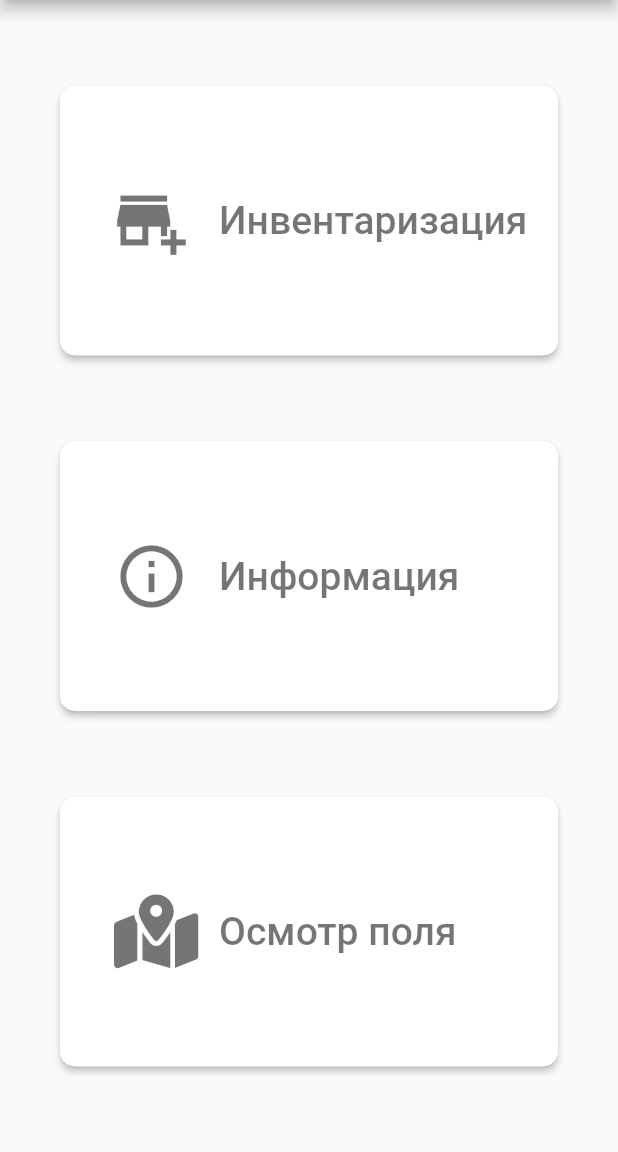
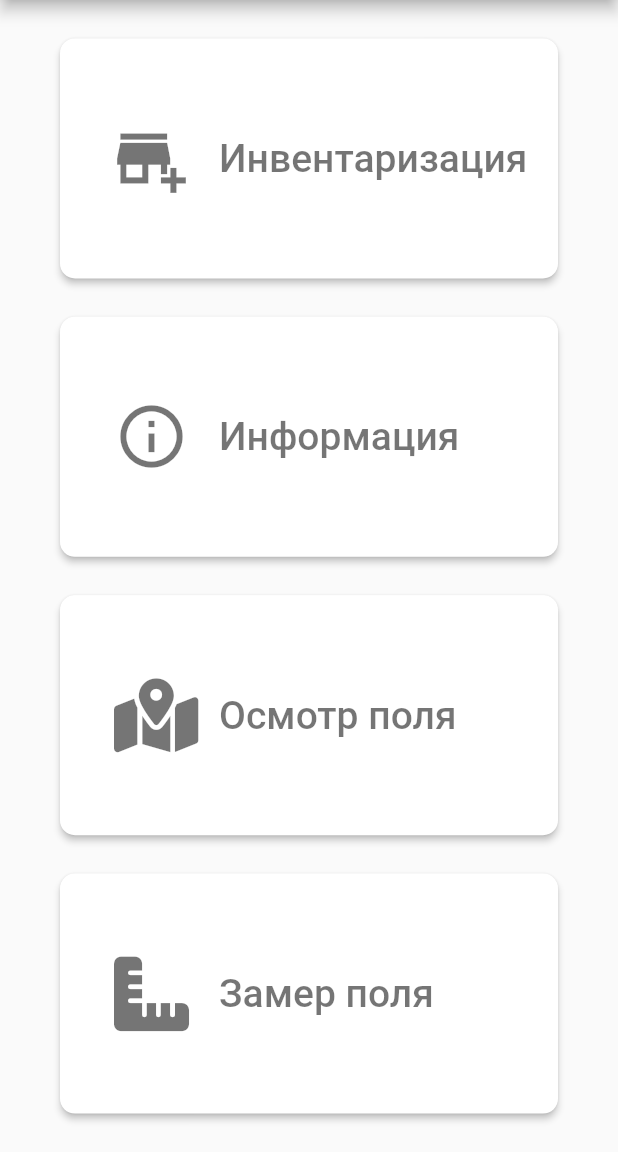
Before and after one commit to Consolushka/robopole_mob, a Flutter app: the FunctionalPage screen opened directly, on a phone screen of 412 x 824 dp, the part 84-1236 px from its top. Run offline on Flutter 3.47's test engine with Material 2 defaults, Android fonts, the phone set to English and light mode, and no system bars; our stand-ins replace audioplayers, camera, flutter_local_notifications, flutter_secure_storage, flutter_spinkit, font_awesome_flutter and 5 more; missing offline and left inert: flutter_sound, video_thumbnail, workmanager; accounts and stored records are empty.

Commit message:
added links to new page and changed name of pages

```diff
--- a/lib/pages/functionalSelection.dart
+++ b/lib/pages/functionalSelection.dart
@@ -1,5 +1,5 @@
 import 'package:flutter/material.dart';
-import 'package:robopole_mob/pages/fieldInspection.dart';
+import 'package:robopole_mob/pages/InspectionField.dart';
 import 'package:robopole_mob/pages/fields.dart';
 import 'package:robopole_mob/pages/inventory.dart';
 import 'package:flutter_secure_storage/flutter_secure_storage.dart';
@@ -55,7 +55,7 @@ class _FunctionalPageState extends State<FunctionalPage> {
                         shape: RoundedRectangleBorder(
                             borderRadius: BorderRadius.circular(10))),
                     child: Container(
-                      height: 180,
+                      height: 160,
                         width: 300,
                         padding: EdgeInsets.only(left: 20),
                       child: Row(
@@ -78,7 +78,7 @@ class _FunctionalPageState extends State<FunctionalPage> {
                         shape: RoundedRectangleBorder(
                             borderRadius: BorderRadius.circular(10))),
                     child: Container(
-                        height: 180,
+                        height: 160,
                         width: 300,
                         padding: EdgeInsets.only(left: 20),
                         child: Row(
@@ -101,7 +101,7 @@ class _FunctionalPageState extends State<FunctionalPage> {
                         shape: RoundedRectangleBorder(
                             borderRadius: BorderRadius.circular(10))),
                     child: Container(
-                        height: 180,
+                        height: 160,
                         width: 300,
                         padding: EdgeInsets.only(left: 20),
                         child: Row(
@@ -115,33 +115,29 @@ class _FunctionalPageState extends State<FunctionalPage> {
                           ],
                         )
                     )),
-                // ElevatedButton(
-                //     onPressed: ()async {
-                //       await storage.delete(key: "User");
-                //       await storage.delete(key: "Partners");
-                //       await storage.delete(key: "Fields");
-                //       Navigator.pushAndRemoveUntil(context,
-                //           MaterialPageRoute(builder: (context) => const NoAuthed()), (route) => false);
-                //     },
-                //     style: ElevatedButton.styleFrom(
-                //         primary: Colors.white,
-                //         shape: RoundedRectangleBorder(
-                //             borderRadius: BorderRadius.circular(10))),
-                //     child: Container(
-                //         height: 180,
-                //         width: 300,
-                //         padding: EdgeInsets.only(left: 20),
-                //         child: Row(
-                //           children: const [
-                //             Icon(Icons.logout, size: 50,color: Colors.black54,),
-                //             SizedBox(width: 20,),
-                //             Text(
-                //               "Выйти",
-                //               style: TextStyle(fontSize: 26,color: Colors.black54),
-                //             )
-                //           ],
-                //         )
-                //     ))
+                ElevatedButton(
+                    onPressed: (){
+                      Navigator.of(context).push(_createRoute(3));
+                    },
+                    style: ElevatedButton.styleFrom(
+                        primary: Colors.white,
+                        shape: RoundedRectangleBorder(
+                            borderRadius: BorderRadius.circular(10))),
+                    child: Container(
+                        height: 160,
+                        width: 300,
+                        padding: EdgeInsets.only(left: 20),
+                        child: Row(
+                          children: const [
+                            Icon(FontAwesomeIcons.rulerCombined, size: 50,color: Colors.black54,),
+                            SizedBox(width: 20,),
+                            Text(
+                              "Замер поля",
+                              style: TextStyle(fontSize: 26,color: Colors.black54),
+                            )
+                          ],
+                        )
+                    )),
               ],
             ),
           ),
@@ -184,7 +180,7 @@ Route _createRoute(int functionalId) {
         pageBuilder: (BuildContext context,
             Animation<double> animation, //
             Animation<double> secondaryAnimation) {
-          return const FieldInspection();
+          return const InspectionField();
         },
         transitionsBuilder: (BuildContext context,
             Animation<double> animation, //
--- a/lib/pages/recorder.dart
+++ b/lib/pages/recorder.dart
@@ -4,7 +4,7 @@ import 'package:flutter/material.dart';
 import 'package:flutter_sound/flutter_sound.dart';
 import 'package:audioplayers/audioplayers.dart' as ap;
 import 'package:permission_handler/permission_handler.dart';
-import 'package:robopole_mob/pages/fieldInspection.dart';
+import 'package:robopole_mob/pages/InspectionField.dart';
 import 'package:robopole_mob/pages/inventory.dart';
 
 String audioPath = "";
@@ -207,7 +207,7 @@ class _RecorderState extends State<Recorder> {
                 Navigator.pushAndRemoveUntil(
                     context,
                     MaterialPageRoute(
-                        builder: (context) => const FieldInspection()),
+                        builder: (context) => const InspectionField()),
                         (route) => false);
               }
             },
```
Also changed, not shown: lib/pages/InspectionField.dart (renamed from lib/pages/fieldInspection.dart, +17 -5 lines), lib/pages/camera_preview.dart (+9 -9 lines), lib/pages/fields.dart (+14 -2 lines), lib/pages/inventory.dart (+12 -0 lines), lib/pages/passportField.dart (renamed from lib/pages/field_passport.dart, +4 -4 lines), lib/pages/measurementField.dart (added), pubspec.lock.
